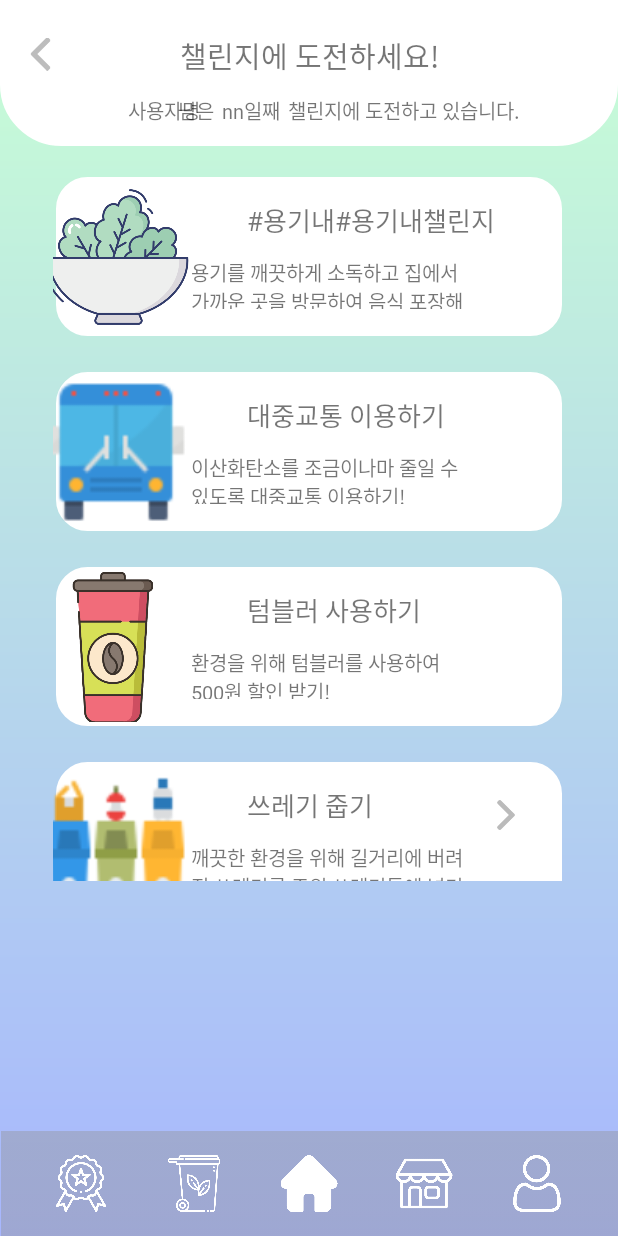
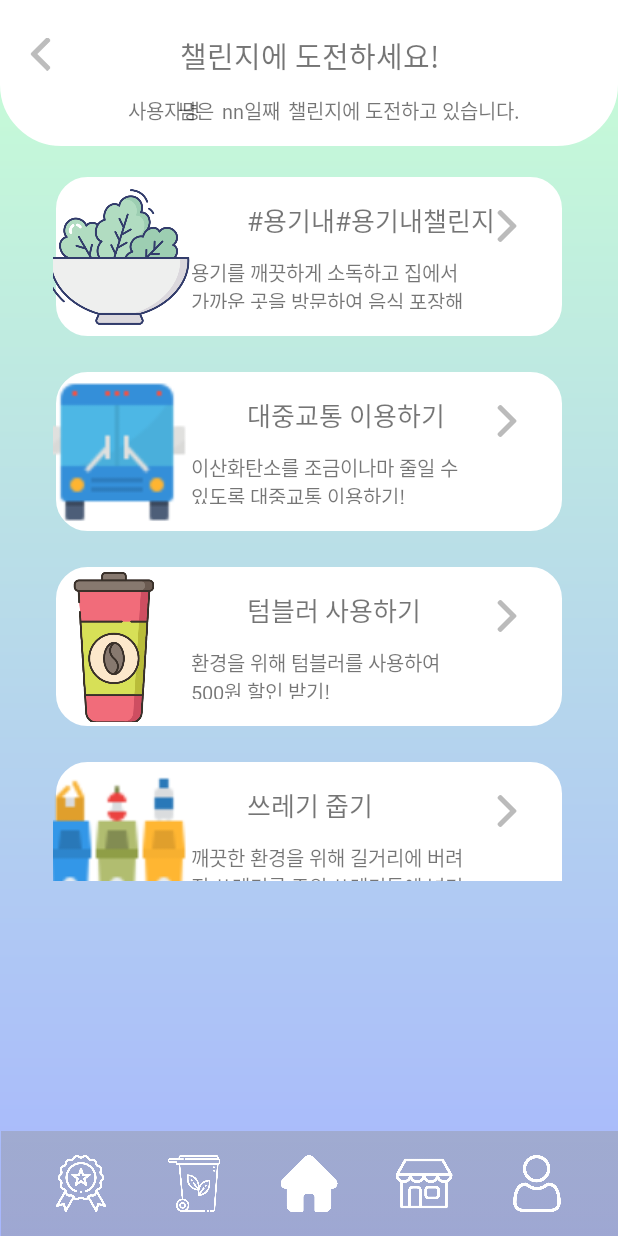
Before and after one commit to jxxny/GreenDay, an Android app: the challenge screen opened directly, with no data from a screen before it, on a phone screen of 412 x 824 dp. Run offline under Robolectric (Android 15) with nearby library versions, the phone set to English and light mode, and no system bars.

Commit message:
Merge remote-tracking branch 'origin/master'
# Conflicts:
#	app/src/main/res/layout/challenge_list.xml

```diff
--- a/app/src/main/java/com/example/greenday/challenge.java
+++ b/app/src/main/java/com/example/greenday/challenge.java
@@ -83,9 +83,6 @@ public class challenge extends AppCompatActivity {
                 imageView.setImageDrawable(ResourcesCompat.getDrawable(getResources(), R.drawable.bus, null));
 
             if(holder.type.getText().equals("텀블러")) {
-                params.width = 150;
-                params.height = 150;
-                imageView.setLayoutParams(params);
                 imageView.setImageDrawable(ResourcesCompat.getDrawable(getResources(), R.drawable.re_tumbler, null));
             }
 
--- a/app/src/main/res/layout/challenge_list.xml
+++ b/app/src/main/res/layout/challenge_list.xml
@@ -12,14 +12,11 @@
         android:layout_height="wrap_content"
         android:layout_marginStart="129dp"
         android:layout_marginLeft="129dp"
-        android:layout_marginEnd="75dp"
-        android:layout_marginRight="75dp"
         android:layout_marginBottom="12dp"
         android:fontFamily="@font/nanum_eb"
         android:text="#용기내 #용기내챌린지"
         android:textSize="17sp"
         app:layout_constraintBottom_toTopOf="@+id/chall_intro"
-        app:layout_constraintEnd_toStartOf="@+id/imageView2"
         app:layout_constraintStart_toStartOf="parent" />
 
     <TextView
@@ -39,13 +36,12 @@
 
     <ImageView
         android:id="@+id/imageView2"
-        android:layout_width="0dp"
-        android:layout_height="20dp"
-        android:layout_marginTop="27dp"
-        android:layout_marginEnd="26dp"
-        android:layout_marginRight="26dp"
+        android:layout_width="29dp"
+        android:layout_height="21dp"
+        android:layout_marginTop="24dp"
+        android:layout_marginEnd="24dp"
+        android:layout_marginRight="24dp"
         app:layout_constraintEnd_toEndOf="parent"
-        app:layout_constraintStart_toEndOf="@+id/chall_title"
         app:layout_constraintTop_toTopOf="parent"
         app:srcCompat="@drawable/g_arrow_right" />
 
```
